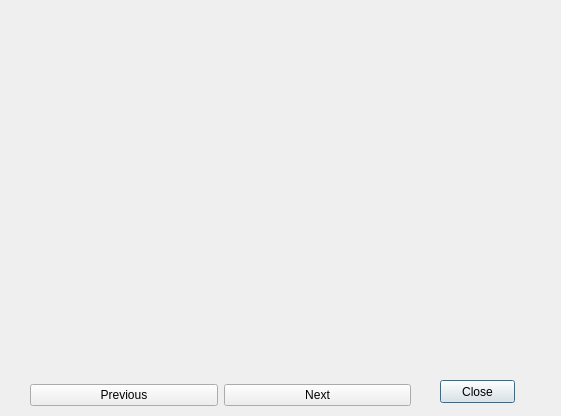
The window that SmartHome/misc/Recipes/recipedialog.ui (lotdoney/SmartHome) describes before a commit, drawn with Qt 5.
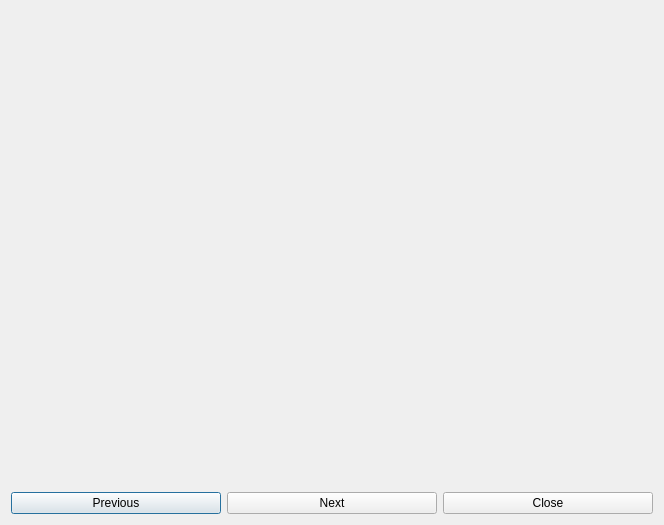
The same window after the commit.

Patch:
```diff
--- a/SmartHome/misc/Recipes/recipedialog.ui
+++ b/SmartHome/misc/Recipes/recipedialog.ui
@@ -6,48 +6,24 @@
    <rect>
     <x>0</x>
     <y>0</y>
-    <width>561</width>
-    <height>416</height>
+    <width>664</width>
+    <height>525</height>
    </rect>
   </property>
   <property name="windowTitle">
    <string>Dialog</string>
   </property>
-  <widget class="QPushButton" name="pushButton">
-   <property name="geometry">
-    <rect>
-     <x>440</x>
-     <y>380</y>
-     <width>75</width>
-     <height>23</height>
-    </rect>
-   </property>
-   <property name="text">
-    <string>Close</string>
-   </property>
-  </widget>
+  <layout class="QVBoxLayout" name="verticalLayout_2">
+   <item>
+    <layout class="QVBoxLayout" name="verticalLayout">
+     <item>
   <widget class="QStackedWidget" name="stackedWidget">
-   <property name="geometry">
-    <rect>
-     <x>20</x>
-     <y>20</y>
-     <width>531</width>
-     <height>351</height>
-    </rect>
-   </property>
    <property name="currentIndex">
     <number>-1</number>
    </property>
   </widget>
-  <widget class="QWidget" name="layoutWidget">
-   <property name="geometry">
-    <rect>
-     <x>30</x>
-     <y>380</y>
-     <width>381</width>
-     <height>31</height>
-    </rect>
-   </property>
+     </item>
+     <item>
    <layout class="QHBoxLayout" name="horizontalLayout">
     <item>
      <widget class="QPushButton" name="pushButtonPre">
@@ -63,9 +39,18 @@
       </property>
      </widget>
     </item>
-   </layout>
-  </widget>
-  <zorder>pushButton</zorder>
+       <item>
+        <widget class="QPushButton" name="pushButton">
+         <property name="text">
+          <string>Close</string>
+         </property>
+        </widget>
+       </item>
+      </layout>
+     </item>
+    </layout>
+   </item>
+  </layout>
   <zorder>layoutWidget</zorder>
   <zorder>stackedWidget</zorder>
  </widget>
```
Lines whose indentation alone changed are shown as unchanged.
